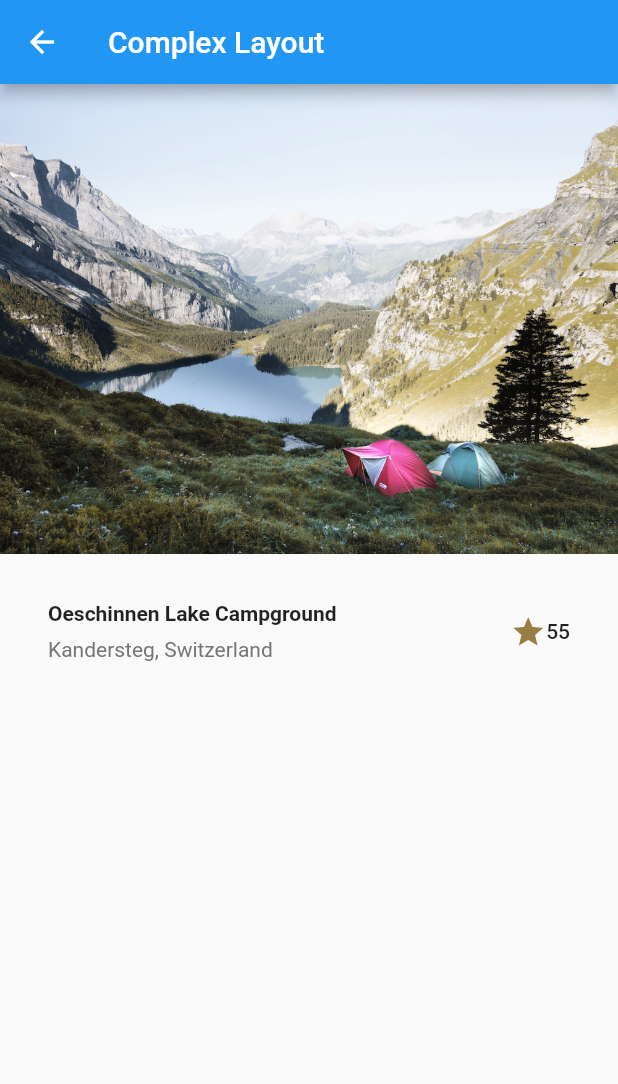
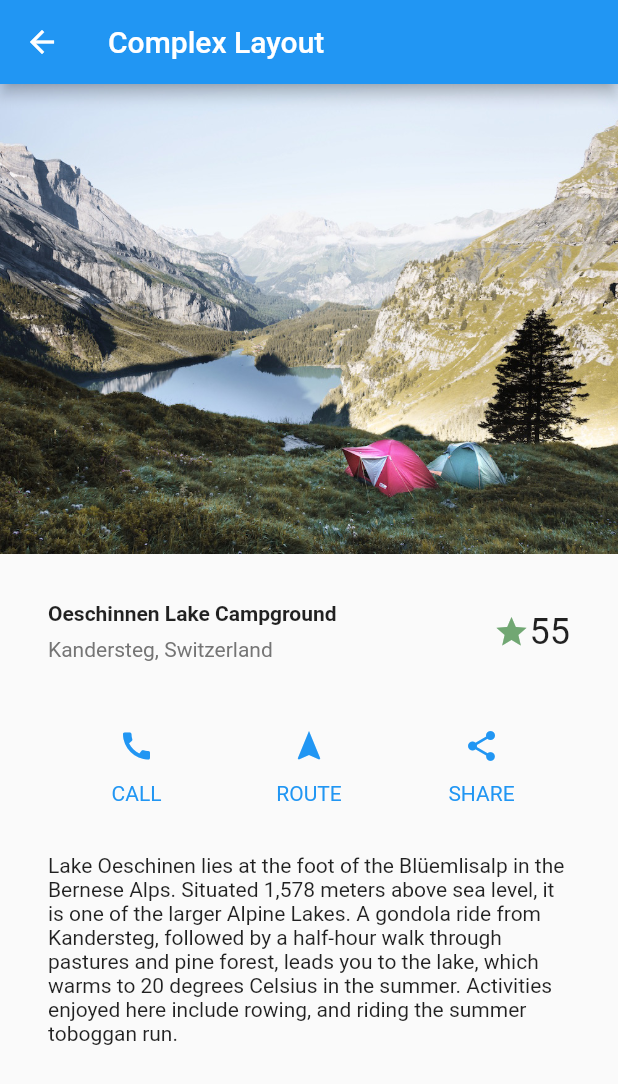
Before and after one commit to rlexa/flutter-research, a Flutter app: the ComplexLayoutWidget screen opened directly, on a phone screen of 412 x 824 dp. Shown: the top 1084 px of the screen. Run offline on Flutter 3.47's test engine with Material 2 defaults, Android fonts, the phone set to English and light mode, and no system bars.

Commit message:
complex layout wip

```diff
--- a/lib/complex-layout/complex-layout.widget.dart
+++ b/lib/complex-layout/complex-layout.widget.dart
@@ -1,15 +1,17 @@
 import 'package:flutter/material.dart';
 
 import 'section-title.widget.dart';
+import 'section-actions.widget.dart';
 
 class DataDetails {
   DataDetails({
     @required this.assetImage,
     @required this.title,
     @required this.titleSub,
+    @required this.description,
     @required this.ratingNormalized,
   });
-  final String assetImage, title, titleSub;
+  final String assetImage, title, titleSub, description;
   final num ratingNormalized;
 }
 
@@ -31,6 +33,11 @@ class ComplexLayoutWidget extends StatelessWidget {
                 title: data.title,
                 titleSub: data.titleSub,
                 ratingNormalized: data.ratingNormalized),
+            SectionActionsWidget(),
+            Container(
+              padding: EdgeInsets.all(32),
+              child: Text(data.description, softWrap: true),
+            ),
           ],
         ),
       );
--- /dev/null
+++ b/lib/complex-layout/section-actions.widget.dart
@@ -0,0 +1,43 @@
+import 'package:flutter/material.dart';
+
+class SectionActionsWidget extends StatelessWidget {
+  @override
+  Widget build(BuildContext context) => Container(
+        padding: const EdgeInsets.all(0),
+        child: Row(
+          mainAxisAlignment: MainAxisAlignment.spaceEvenly,
+          crossAxisAlignment: CrossAxisAlignment.start,
+          children: [
+            _ActionWidget(icon: Icons.call, callback: () {}, text: 'CALL'),
+            _ActionWidget(
+                icon: Icons.navigation, callback: () {}, text: 'ROUTE'),
+            _ActionWidget(icon: Icons.share, callback: () {}, text: 'SHARE')
+          ],
+        ),
+      );
+}
+
+class _ActionWidget extends StatelessWidget {
+  _ActionWidget(
+      {Key key, @required this.callback, @required this.icon, this.text = ''})
+      : super(key: key);
+
+  final IconData icon;
+  final String text;
+  final VoidCallback callback;
+
+  @override
+  Widget build(BuildContext context) => Column(
+        children: [
+          IconButton(
+            icon: Icon(icon),
+            onPressed: callback,
+            color: Theme.of(context).primaryColor,
+          ),
+          Text(
+            text,
+            style: TextStyle(color: Theme.of(context).primaryColor),
+          ),
+        ],
+      );
+}
--- a/lib/complex-layout/section-title.widget.dart
+++ b/lib/complex-layout/section-title.widget.dart
@@ -31,10 +31,10 @@ class SectionTitleWidget extends StatelessWidget {
             ),
             Icon(
               Icons.star,
-              color: Color.lerp(Colors.red, Colors.green, ratingNormalized),
+              color: Color.lerp(Colors.grey, Colors.green, ratingNormalized),
             ),
             Text((ratingNormalized * 100).floor().toString(),
-                style: Theme.of(context).textTheme.body2),
+                style: Theme.of(context).textTheme.headline),
           ],
         ),
       );
--- a/lib/main.dart
+++ b/lib/main.dart
@@ -22,6 +22,8 @@ class MainWidget extends StatelessWidget {
                     assetImage: 'assets/images/lake.jpg',
                     title: 'Oeschinnen Lake Campground',
                     titleSub: 'Kandersteg, Switzerland',
+                    description:
+                        'Lake Oeschinen lies at the foot of the Blüemlisalp in the Bernese Alps. Situated 1,578 meters above sea level, it is one of the larger Alpine Lakes. A gondola ride from Kandersteg, followed by a half-hour walk through pastures and pine forest, leads you to the lake, which warms to 20 degrees Celsius in the summer. Activities enjoyed here include rowing, and riding the summer toboggan run.',
                     ratingNormalized: .55,
                   ),
                 ),
```
